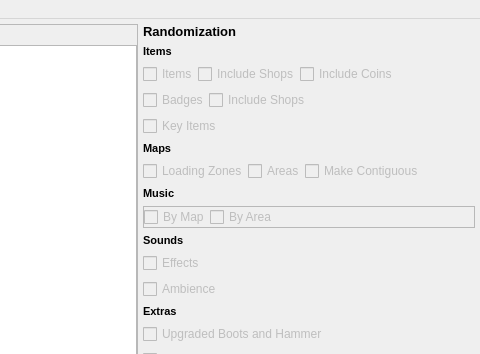
This is ui/main_window.ui in JoshW-7/PaperMarioRandomizer as Qt 5 draws it before an edit; both pictures show x 199 to 679 and y 0 to 354 of the 679 by 782 pixel window. The edited form follows.
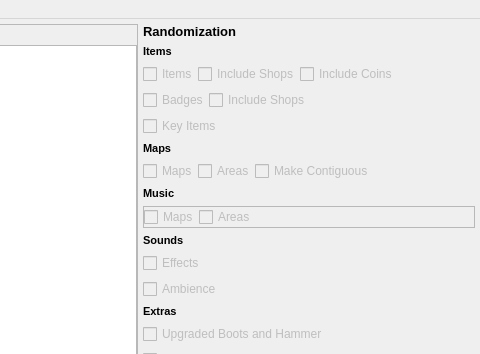
This is the edited form. Icons and pictures are not drawn.

Commit message: Added function to get a list of unique area names from a list of map_script instances

What changed in the file:
```diff
--- a/ui/main_window.ui
+++ b/ui/main_window.ui
@@ -501,7 +501,7 @@
                    <bool>false</bool>
                   </property>
                   <property name="text">
-                   <string>Loading Zones</string>
+                   <string>Maps</string>
                   </property>
                  </widget>
                 </item>
@@ -591,7 +591,7 @@
                    <bool>false</bool>
                   </property>
                   <property name="text">
-                   <string>By Map</string>
+                   <string>Maps</string>
                   </property>
                  </widget>
                 </item>
@@ -601,7 +601,7 @@
                    <bool>false</bool>
                   </property>
                   <property name="text">
-                   <string>By Area</string>
+                   <string>Areas</string>
                   </property>
                  </widget>
                 </item>
```
Left out of the diff: 5 changed lines with no effect on the pictures. The commit also changes 1 other file.
